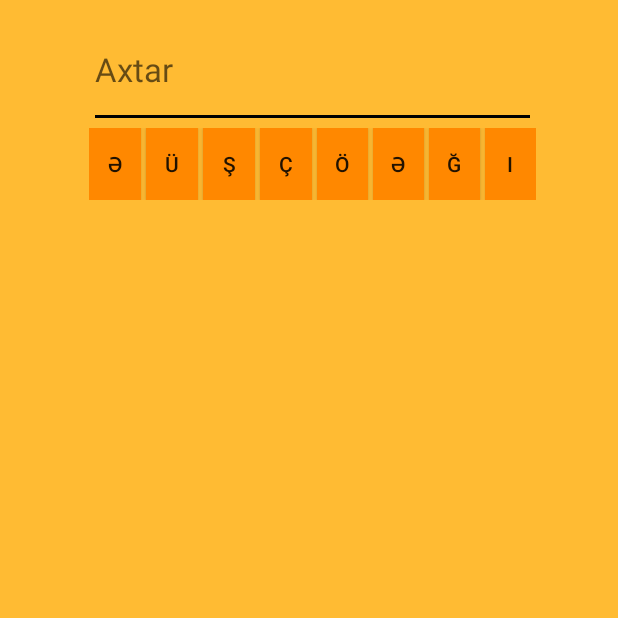
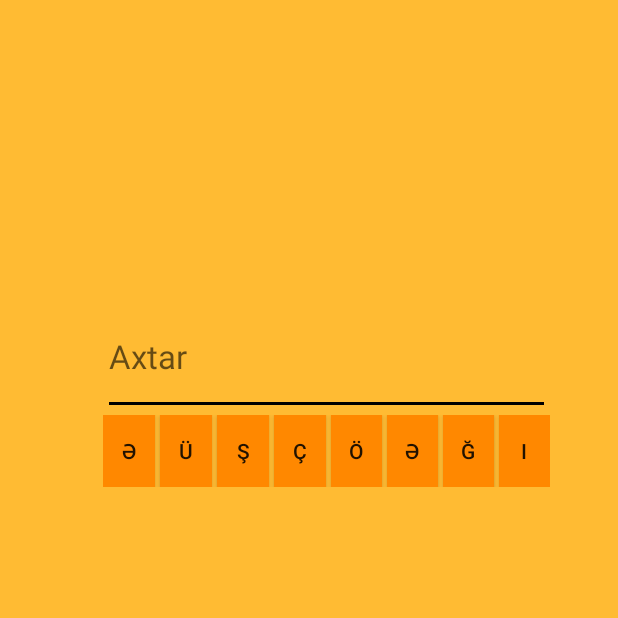
Before and after one commit to toghrulgasimov/AtalarSozlerSqlite, an Android app: the screen it shows after launch (MainActivity), on a phone screen of 412 x 824 dp, the top half of it. Run offline under Robolectric (Android 15) with nearby library versions, the light colour scheme and no system bars; our stand-ins replace AdMob; libraries missing offline, so code that uses them is left out: com.readystatesoftware.sqliteasset.

Commit message:
Qoydum Soreye

```diff
--- a/app/src/main/res/layout/activity_main.xml
+++ b/app/src/main/res/layout/activity_main.xml
@@ -9,7 +9,8 @@
 
     <LinearLayout
         android:layout_width="298dp"
-        android:layout_height="548dp"
+        android:layout_height="458dp"
+        android:layout_marginBottom="8dp"
         android:layout_marginEnd="4dp"
         android:layout_marginLeft="8dp"
         android:layout_marginRight="4dp"
@@ -17,28 +18,34 @@
         android:layout_marginTop="8dp"
         android:background="@android:color/holo_orange_light"
         android:orientation="vertical"
+        app:layout_constraintBottom_toBottomOf="parent"
         app:layout_constraintEnd_toEndOf="parent"
+        app:layout_constraintHorizontal_bias="0.594"
         app:layout_constraintStart_toStartOf="parent"
         app:layout_constraintTop_toTopOf="parent">
 
         <com.google.android.gms.ads.AdView
             android:id="@+id/adView"
-            android:layout_width="wrap_content"
+            android:layout_width="match_parent"
             android:layout_height="wrap_content"
             android:layout_alignParentBottom="true"
             android:layout_centerHorizontal="true"
+            android:layout_marginTop="16dp"
             app:adSize="BANNER"
-            app:adUnitId="ca-app-pub-9026840340673035/4758796804"></com.google.android.gms.ads.AdView>
+            app:adUnitId="ca-app-pub-9026840340673035/4758796804"
+            app:layout_constraintEnd_toEndOf="parent"
+            app:layout_constraintStart_toStartOf="parent"
+            app:layout_constraintTop_toTopOf="parent"></com.google.android.gms.ads.AdView>
 
         <EditText
             android:id="@+id/T"
             android:layout_width="match_parent"
             android:layout_height="77dp"
+            android:backgroundTint="@android:color/black"
             android:ems="10"
             android:hint="Axtar"
-            android:backgroundTint="@android:color/black"
+            android:inputType="textPersonName"
             android:textCursorDrawable="@drawable/black_cursor"
-            android:inputType="textPersonName"
             android:textSize="22sp"
             tools:layout_editor_absoluteX="31dp"
             tools:layout_editor_absoluteY="0dp" />
@@ -89,8 +96,8 @@
             <Button
                 android:id="@+id/button11"
                 android:layout_width="match_parent"
+                android:layout_height="wrap_content"
                 android:layout_marginRight="3dp"
-                android:layout_height="wrap_content"
                 android:layout_weight="1"
                 android:background="@android:color/holo_orange_dark"
                 android:text="Ö" />
@@ -108,8 +115,8 @@
                 android:id="@+id/button20"
                 android:layout_width="match_parent"
                 android:layout_height="wrap_content"
+                android:layout_marginRight="3dp"
                 android:layout_weight="1"
-                android:layout_marginRight="3dp"
                 android:background="@android:color/holo_orange_dark"
                 android:text="Ğ" />
 
```
